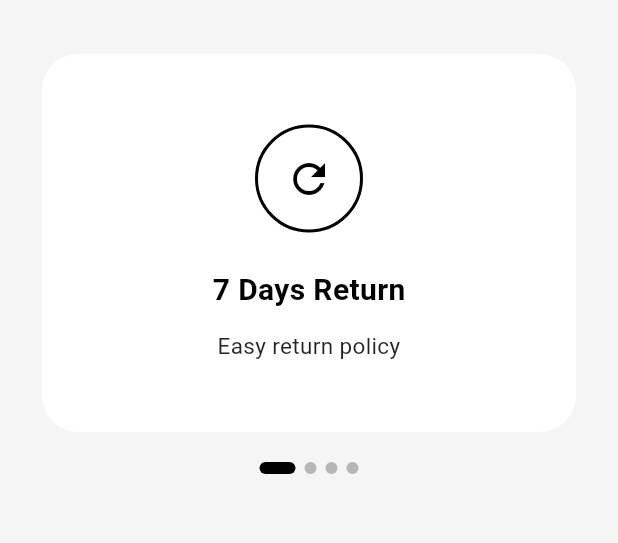
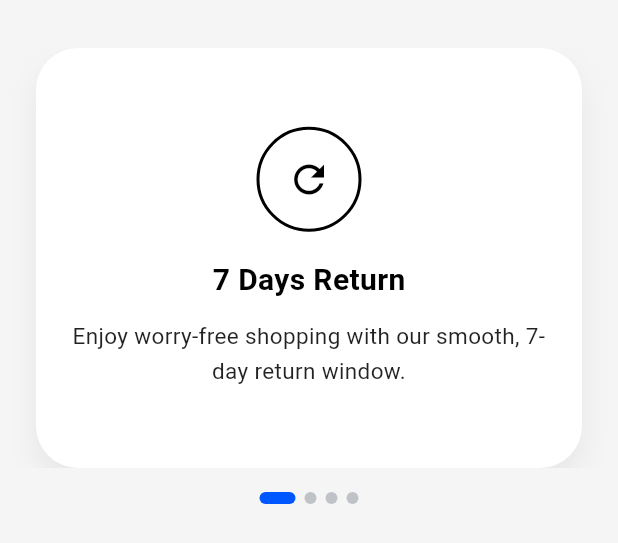
Before and after one commit to voyageeyewear/Voyage-App-2025, a Flutter app: the ServiceBenefitsSlider widget shown alone on an empty page, opened directly, on a phone screen of 412 x 824 dp. Shown: the top 543 px of the screen. Run offline on Flutter 3.47's test engine with Material 3 defaults, Android fonts, the phone set to English and light mode, and no system bars; drawn by our look-alikes of smooth_page_indicator; our stand-ins replace cached_network_image, video_player; network calls fail.

Commit message:
Polish service benefits slider styling and copy

```diff
--- a/voyage_flutter_app/lib/config/service_benefits_config.dart
+++ b/voyage_flutter_app/lib/config/service_benefits_config.dart
@@ -8,25 +8,25 @@ class ServiceBenefitsConfig {
     ServiceBenefitItem(
       icon: Icons.refresh_outlined,
       title: '7 Days Return',
-      description: 'Easy return policy',
+      description: 'Enjoy worry-free shopping with our smooth, 7-day return window.',
     ),
     ServiceBenefitItem(
       icon: Icons.headset_mic_outlined,
       title: 'Customer Service',
       description:
-          'Personalized and exceptional assistance for a seamless experience.',
+          'Experience personalized and exceptional support from our friendly, knowledgeable team.',
     ),
     ServiceBenefitItem(
-      icon: Icons.people_outline,
+      icon: Icons.loyalty_outlined,
       title: 'Refer a Friend',
       description:
-          'Share Voyage Eyewear with friends and enjoy exclusive rewards together.',
+          'Share the Voyage experience with friends and unlock exclusive rewards for both of you.',
     ),
     ServiceBenefitItem(
       icon: Icons.lock_outline,
       title: 'Secure Payment',
       description:
-          'Transactions protected by robust and secure payment methods.',
+          'Shop with peace of mind knowing your personal and financial information is protected.',
     ),
   ];
 }
--- a/voyage_flutter_app/lib/widgets/service_benefits_slider.dart
+++ b/voyage_flutter_app/lib/widgets/service_benefits_slider.dart
@@ -38,12 +38,13 @@ class _ServiceBenefitsSliderState extends State<ServiceBenefitsSlider> {
   Widget build(BuildContext context) {
     if (widget.benefits.isEmpty) return const SizedBox.shrink();
 
-    return Padding(
+    return Container(
+      color: const Color(0xFFF5F5F5),
       padding: const EdgeInsets.symmetric(vertical: 32),
       child: Column(
         children: [
           SizedBox(
-            height: 260,
+            height: 280,
             child: PageView.builder(
               controller: _controller,
               itemCount: widget.benefits.length,
@@ -51,11 +52,17 @@ class _ServiceBenefitsSliderState extends State<ServiceBenefitsSlider> {
                 final benefit = widget.benefits[index];
                 return Padding(
                   padding: const EdgeInsets.symmetric(horizontal: 24),
-                  child: Card(
-                    elevation: 0,
-                    color: Colors.white,
-                    shape: RoundedRectangleBorder(
-                      borderRadius: BorderRadius.circular(24),
+                  child: Container(
+                    decoration: BoxDecoration(
+                      color: Colors.white,
+                      borderRadius: BorderRadius.circular(28),
+                      boxShadow: [
+                        BoxShadow(
+                          color: Colors.black.withOpacity(0.06),
+                          blurRadius: 16,
+                          offset: const Offset(0, 10),
+                        ),
+                      ],
                     ),
                     child: Padding(
                       padding: const EdgeInsets.symmetric(
@@ -66,19 +73,19 @@ class _ServiceBenefitsSliderState extends State<ServiceBenefitsSlider> {
                         mainAxisAlignment: MainAxisAlignment.center,
                         children: [
                           Container(
-                            width: 72,
-                            height: 72,
+                            width: 70,
+                            height: 70,
                             decoration: BoxDecoration(
                               shape: BoxShape.circle,
                               border: Border.all(color: Colors.black, width: 2),
                             ),
                             child: Icon(
                               benefit.icon,
-                              size: 32,
+                              size: 30,
                               color: Colors.black,
                             ),
                           ),
-                          const SizedBox(height: 24),
+                          const SizedBox(height: 18),
                           Text(
                             benefit.title,
                             style: const TextStyle(
@@ -94,7 +101,7 @@ class _ServiceBenefitsSliderState extends State<ServiceBenefitsSlider> {
                             style: const TextStyle(
                               fontSize: 15,
                               color: Colors.black87,
-                              height: 1.4,
+                              height: 1.5,
                             ),
                           ),
                         ],
@@ -112,8 +119,8 @@ class _ServiceBenefitsSliderState extends State<ServiceBenefitsSlider> {
             effect: const ExpandingDotsEffect(
               dotHeight: 8,
               dotWidth: 8,
-              activeDotColor: Colors.black,
-              dotColor: Colors.black26,
+              activeDotColor: Color(0xFF0057FF),
+              dotColor: Color(0xFFBFC3C8),
               spacing: 6,
             ),
           ),
```
